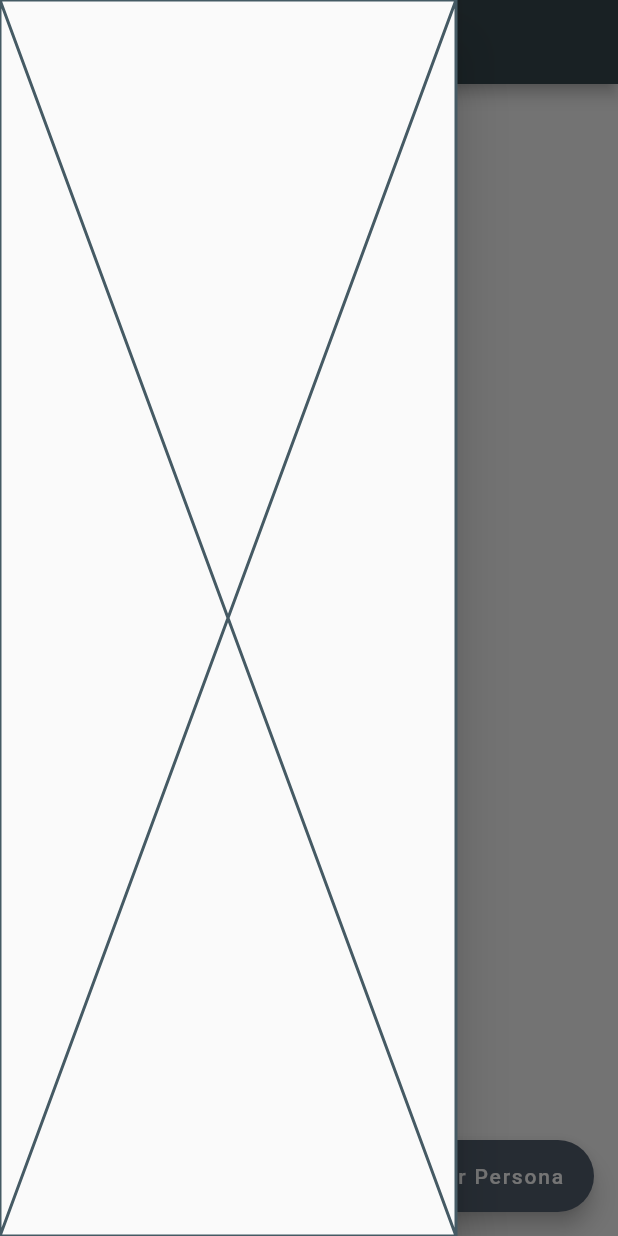
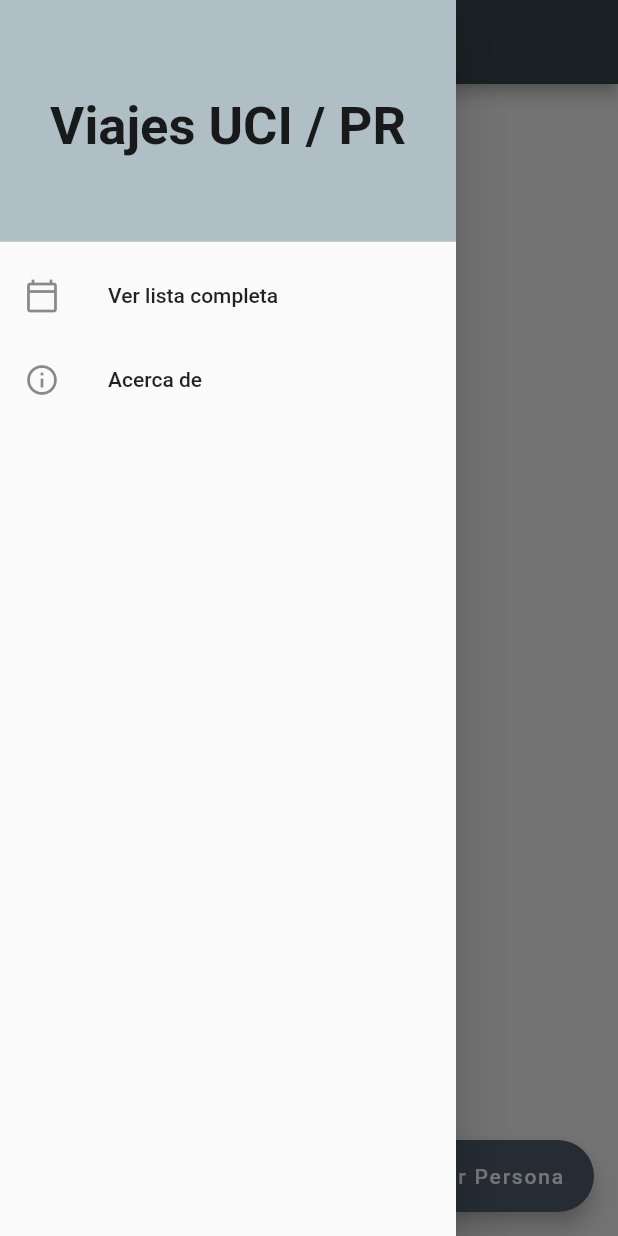
Before and after one commit to leonardof02/viajes_uci_pr_apk, a Flutter app: the screen it shows after launch, with the side drawer open, on a phone screen of 412 x 824 dp. Run offline on Flutter 3.47's test engine with Material 2 defaults, Android fonts, the phone set to English and light mode, and no system bars; our stand-ins replace flutter_riverpod, freezed_annotation, shared_preferences, supabase_flutter; accounts and stored records are empty.

Commit message:
feat: Remove person implemented

```diff
--- a/lib/pages/home_page.dart
+++ b/lib/pages/home_page.dart
@@ -14,7 +14,6 @@ class HomePage extends ConsumerWidget {
   @override
   Widget build(BuildContext context, WidgetRef ref) {
     final isEditing = ref.watch(editModeProvider);
-    final personList = ref.watch(personProvider);
     final selectedIndexes = ref.watch(selectedPersonsProvider);
 
     return Scaffold(
@@ -22,13 +21,17 @@ class HomePage extends ConsumerWidget {
         appBar: DynamicAppBar(
             isEditing: isEditing,
             onDelete: () {
-              ref.read(personProvider.notifier).removeSelectedPersons( selectedIndexes );
+              ref
+                  .read(personProvider.notifier)
+                  .removeSelectedPersons(selectedIndexes);
+              ref.read(editModeProvider.notifier).setEditing(false);
             },
             onClose: () {
               ref.invalidate(selectedPersonsProvider);
               ref.read(editModeProvider.notifier).setEditing(false);
             }),
-        floatingActionButton: FloatingActionButton.extended(
+        floatingActionButton: !isEditing
+            ? FloatingActionButton.extended(
                 onPressed: () {
                   showModalBottomSheet(
                       context: context,
@@ -37,7 +40,8 @@ class HomePage extends ConsumerWidget {
                       });
                 },
                 label: const Text("Agregar Persona"),
-            icon: const Icon(Icons.person_add_alt_1_sharp)),
+                icon: const Icon(Icons.person_add_alt_1_sharp))
+            : null,
         body: const PersonList());
   }
 }
--- a/lib/widgets/app_drawer.dart
+++ b/lib/widgets/app_drawer.dart
@@ -5,8 +5,29 @@ class AppDrawer extends StatelessWidget {
 
   @override
   Widget build(BuildContext context) {
-    return const Drawer(
-      child: Placeholder(),
-    );
+    return Drawer(
+        child: Column(
+      children: [
+        DrawerHeader(
+          decoration: BoxDecoration(
+            color: Colors.blueGrey[200]
+          ),
+            child: const Center(
+                child: Text("Viajes UCI / PR", style: TextStyle(
+                  fontWeight: FontWeight.bold,
+                  fontSize: 35
+                ),))),
+        ListTile(
+          onTap: () {},
+          leading: Icon(Icons.calendar_today_outlined),
+          title: Text("Ver lista completa"),
+        ),
+        ListTile(
+          onTap: () {},
+          leading: Icon(Icons.info_outline),
+          title: Text("Acerca de"),
+        ),
+      ],
+    ));
   }
 }
--- a/lib/widgets/person_list.dart
+++ b/lib/widgets/person_list.dart
@@ -35,6 +35,7 @@ class PersonList extends ConsumerWidget {
             }
           }
         },
+        id: data[index].id,
         name: data[index].fullName,
         destination: data[index].destination,
         turnNumber: data[index].turn,
```
Also changed, not shown: lib/riverpod/person_notifier_provider.dart (+7 -11 lines), lib/widgets/person_item.dart (+29 -5 lines). Lines whose indentation alone changed are shown as unchanged.
